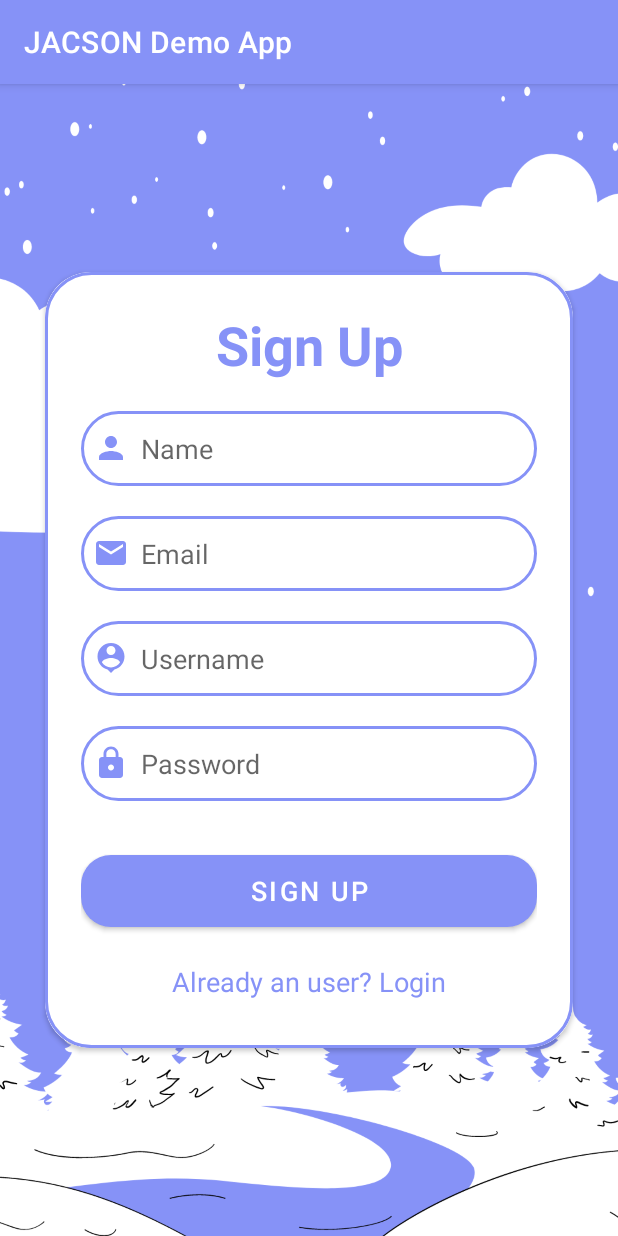
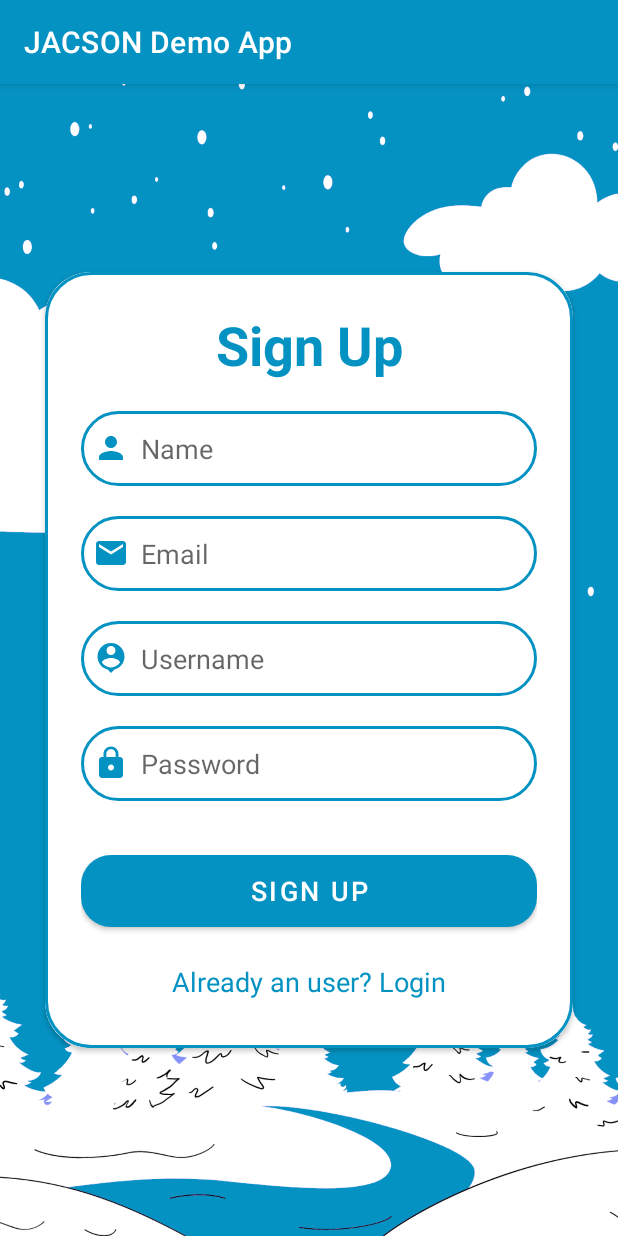
Before and after one commit to Albert-BS/JACSON_Demonstration_App, an Android app: the SignupActivity screen opened directly, with no data from a screen before it, on a phone screen of 412 x 824 dp. Run offline under Robolectric (Android 15) with nearby library versions, the phone set to English and light mode, and no system bars; our stand-ins replace Firebase (no records; nobody signed in at launch, a user with empty details on screens opened directly).

Commit message:
Color change and disable upload button

```diff
--- a/app/src/main/java/com/example/uploadretrieveimage/GridActivity.java
+++ b/app/src/main/java/com/example/uploadretrieveimage/GridActivity.java
@@ -80,7 +80,7 @@ public class GridActivity extends BaseAdapter {
                     @Override
                     public void onResourceReady(@NonNull Drawable resource, @Nullable Transition<? super Drawable> transition) {
                         Bitmap originalBitmap = ((BitmapDrawable) resource).getBitmap();
-                        Bitmap blurredBitmap = blurImage(context, originalBitmap, 25f);
+                        Bitmap blurredBitmap = blurImage(context, originalBitmap, 5f);
                         gridImage.setImageBitmap(blurredBitmap);
                     }
 
--- a/app/src/main/java/com/example/uploadretrieveimage/MainActivity.java
+++ b/app/src/main/java/com/example/uploadretrieveimage/MainActivity.java
@@ -31,7 +31,7 @@ public class MainActivity extends AppCompatActivity {
         super.onCreate(savedInstanceState);
         setContentView(R.layout.activity_main);
 
-        fab = findViewById(R.id.fab);
+        //fab = findViewById(R.id.fab);
 
         gridView = findViewById(R.id.gridView);
         dataList = new ArrayList<>();
@@ -55,14 +55,14 @@ public class MainActivity extends AppCompatActivity {
             }
         });
 
-        fab.setOnClickListener(new View.OnClickListener() {
+        /*fab.setOnClickListener(new View.OnClickListener() {
             @Override
             public void onClick(View v) {
                 Intent intent = new Intent(MainActivity.this, UploadActivity.class);
                 startActivity(intent);
                 finish();
             }
-        });
+        });*/
 
         logout.setOnClickListener(new View.OnClickListener() {
             @Override
--- a/app/src/main/res/drawable/baseline_email_24.xml
+++ b/app/src/main/res/drawable/baseline_email_24.xml
@@ -1,4 +1,4 @@
-<vector android:height="24dp" android:tint="#8692F7"
+<vector android:height="24dp" android:tint="#0492C2"
     android:viewportHeight="24" android:viewportWidth="24"
     android:width="24dp" xmlns:android="http://schemas.android.com/apk/res/android">
     <path android:fillColor="@android:color/white" android:pathData="M20,4L4,4c-1.1,0 -1.99,0.9 -1.99,2L2,18c0,1.1 0.9,2 2,2h16c1.1,0 2,-0.9 2,-2L22,6c0,-1.1 -0.9,-2 -2,-2zM20,8l-8,5 -8,-5L4,6l8,5 8,-5v2z"/>
--- a/app/src/main/res/drawable/baseline_lock_24.xml
+++ b/app/src/main/res/drawable/baseline_lock_24.xml
@@ -1,4 +1,4 @@
-<vector android:height="24dp" android:tint="#8692F7"
+<vector android:height="24dp" android:tint="#0492C2"
     android:viewportHeight="24" android:viewportWidth="24"
     android:width="24dp" xmlns:android="http://schemas.android.com/apk/res/android">
     <path android:fillColor="@android:color/white" android:pathData="M18,8h-1L17,6c0,-2.76 -2.24,-5 -5,-5S7,3.24 7,6v2L6,8c-1.1,0 -2,0.9 -2,2v10c0,1.1 0.9,2 2,2h12c1.1,0 2,-0.9 2,-2L20,10c0,-1.1 -0.9,-2 -2,-2zM12,17c-1.1,0 -2,-0.9 -2,-2s0.9,-2 2,-2 2,0.9 2,2 -0.9,2 -2,2zM15.1,8L8.9,8L8.9,6c0,-1.71 1.39,-3.1 3.1,-3.1 1.71,0 3.1,1.39 3.1,3.1v2z"/>
--- a/app/src/main/res/drawable/baseline_person_24.xml
+++ b/app/src/main/res/drawable/baseline_person_24.xml
@@ -1,4 +1,4 @@
-<vector android:height="24dp" android:tint="#8692F7"
+<vector android:height="24dp" android:tint="#0492C2"
     android:viewportHeight="24" android:viewportWidth="24"
     android:width="24dp" xmlns:android="http://schemas.android.com/apk/res/android">
     <path android:fillColor="@android:color/white" android:pathData="M12,12c2.21,0 4,-1.79 4,-4s-1.79,-4 -4,-4 -4,1.79 -4,4 1.79,4 4,4zM12,14c-2.67,0 -8,1.34 -8,4v2h16v-2c0,-2.66 -5.33,-4 -8,-4z"/>
--- a/app/src/main/res/drawable/baseline_person_pin_24.xml
+++ b/app/src/main/res/drawable/baseline_person_pin_24.xml
@@ -1,4 +1,4 @@
-<vector android:height="24dp" android:tint="#8692F7"
+<vector android:height="24dp" android:tint="#0492C2"
     android:viewportHeight="24" android:viewportWidth="24"
     android:width="24dp" xmlns:android="http://schemas.android.com/apk/res/android">
     <path android:fillColor="@android:color/white" android:pathData="M12,2c-4.97,0 -9,4.03 -9,9 0,4.17 2.84,7.67 6.69,8.69L12,22l2.31,-2.31C18.16,18.67 21,15.17 21,11c0,-4.97 -4.03,-9 -9,-9zM12,4c1.66,0 3,1.34 3,3s-1.34,3 -3,3 -3,-1.34 -3,-3 1.34,-3 3,-3zM12,18.3c-2.5,0 -4.71,-1.28 -6,-3.22 0.03,-1.99 4,-3.08 6,-3.08 1.99,0 5.97,1.09 6,3.08 -1.29,1.94 -3.5,3.22 -6,3.22z"/>
--- a/app/src/main/res/layout/activity_main.xml
+++ b/app/src/main/res/layout/activity_main.xml
@@ -7,7 +7,7 @@
     android:layout_height="match_parent"
     tools:context=".MainActivity">
 
-    <com.google.android.material.floatingactionbutton.FloatingActionButton
+    <!--<com.google.android.material.floatingactionbutton.FloatingActionButton
         android:layout_width="wrap_content"
         android:layout_height="wrap_content"
         android:id="@+id/fab"
@@ -17,7 +17,7 @@
         android:layout_marginBottom="80dp"
         android:backgroundTint="@color/lavender"
         android:src="@drawable/baseline_add_24"
-        android:tint="@color/white"/>
+        android:tint="@color/white"/>-->
 
     <GridView
         android:layout_width="match_parent"
--- a/app/src/main/res/values/colors.xml
+++ b/app/src/main/res/values/colors.xml
@@ -7,5 +7,5 @@
     <color name="teal_700">#FF018786</color>
     <color name="black">#FF000000</color>
     <color name="white">#FFFFFFFF</color>
-    <color name="lavender">#8692f7</color>
+    <color name="lavender">#0492C2</color>
 </resources>
```
Also changed, not shown: app/src/main/res/drawable/pagebkg.png, app/src/main/res/drawable/profilebkg.png.
